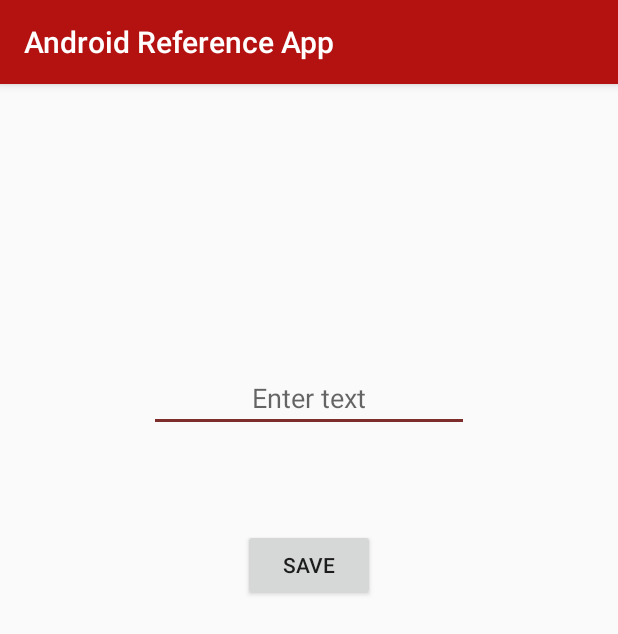
After one commit to mazleo/AndroidReferenceApp, an Android app: the SharedPreferenceActivity screen opened directly, with no data from a screen before it, on a phone screen of 412 x 824 dp. The commit adds this screen. Shown: the top 634 px of the screen. Run offline under Robolectric (Android 15) with nearby library versions, the phone set to English and light mode, and no system bars.

Commit message:
Add reference

```diff
--- a/app/src/main/AndroidManifest.xml
+++ b/app/src/main/AndroidManifest.xml
@@ -44,7 +44,9 @@
         <activity android:name=".ReturnDataActivity" />
         <activity android:name=".ReturnDataSecondActivity" />
         <activity android:name=".RecyclerViewActivity" />
-        <activity android:name=".MediaPlayerActivity"></activity>
+        <activity android:name=".MediaPlayerActivity" />
+        <activity android:name=".SharedPreferenceActivity" />
+        <activity android:name=".SqliteActivity"></activity>
     </application>
 
 </manifest>
--- /dev/null
+++ b/app/src/main/java/com/app/reference/android/androidreferenceapp/SharedPreferenceActivity.java
@@ -0,0 +1,57 @@
+package com.app.reference.android.androidreferenceapp;
+
+import android.content.SharedPreferences;
+import android.support.v7.app.AppCompatActivity;
+import android.os.Bundle;
+import android.util.Log;
+import android.view.View;
+import android.widget.Button;
+import android.widget.EditText;
+import android.widget.TextView;
+
+import org.w3c.dom.Text;
+
+import java.util.HashSet;
+import java.util.Set;
+
+public class SharedPreferenceActivity extends AppCompatActivity {
+
+    private EditText spEditText;
+    private Button spButton;
+    private TextView spTextView;
+    private SharedPreferences sharedPreferences;
+    private static final String SP_FILE = "spFile";
+    String[] messages;
+
+    @Override
+    protected void onCreate(Bundle savedInstanceState) {
+        super.onCreate(savedInstanceState);
+        setContentView(R.layout.activity_shared_preference);
+
+        initSetup();
+
+        sharedPreferences = getSharedPreferences(SP_FILE, 0);
+        if (sharedPreferences.contains("message")) {
+            spTextView.setText(sharedPreferences.getString("message", "Not Found"));
+        }
+
+        spButton.setOnClickListener(new View.OnClickListener() {
+            @Override
+            public void onClick(View v) {
+                if (!spEditText.getText().toString().equals("")) {
+                    sharedPreferences = getSharedPreferences(SP_FILE, 0);
+                    SharedPreferences.Editor spEditor = sharedPreferences.edit();
+
+                    spEditor.putString("message", spEditText.getText().toString());
+                    spEditor.commit();
+                }
+            }
+        });
+    }
+
+    private void initSetup() {
+        spEditText = (EditText) findViewById(R.id.spEditText);
+        spButton = (Button) findViewById(R.id.spButton);
+        spTextView = (TextView) findViewById(R.id.spTextView);
+    }
+}
--- /dev/null
+++ b/app/src/main/res/layout/activity_shared_preference.xml
@@ -0,0 +1,56 @@
+<?xml version="1.0" encoding="utf-8"?>
+<android.support.constraint.ConstraintLayout xmlns:android="http://schemas.android.com/apk/res/android"
+    xmlns:app="http://schemas.android.com/apk/res-auto"
+    xmlns:tools="http://schemas.android.com/tools"
+    android:layout_width="match_parent"
+    android:layout_height="match_parent"
+    tools:context="com.app.reference.android.androidreferenceapp.SharedPreferenceActivity">
+
+    <EditText
+        android:id="@+id/spEditText"
+        android:layout_width="wrap_content"
+        android:layout_height="wrap_content"
+        android:layout_marginBottom="8dp"
+        android:layout_marginLeft="8dp"
+        android:layout_marginRight="8dp"
+        android:layout_marginTop="8dp"
+        android:ems="10"
+        android:hint="@string/sp_edittext"
+        android:inputType="textPersonName"
+        android:textAlignment="center"
+        app:layout_constraintBottom_toTopOf="@+id/spButton"
+        app:layout_constraintLeft_toLeftOf="parent"
+        app:layout_constraintRight_toRightOf="parent"
+        app:layout_constraintTop_toTopOf="parent"
+        app:layout_constraintVertical_bias="0.76" />
+
+    <Button
+        android:id="@+id/spButton"
+        android:layout_width="wrap_content"
+        android:layout_height="wrap_content"
+        android:layout_marginBottom="8dp"
+        android:layout_marginLeft="8dp"
+        android:layout_marginRight="8dp"
+        android:layout_marginTop="8dp"
+        android:text="@string/sp_button"
+        app:layout_constraintBottom_toBottomOf="parent"
+        app:layout_constraintLeft_toLeftOf="parent"
+        app:layout_constraintRight_toRightOf="parent"
+        app:layout_constraintTop_toTopOf="parent"
+        app:layout_constraintVertical_bias="0.41000003" />
+
+    <TextView
+        android:id="@+id/spTextView"
+        android:layout_width="wrap_content"
+        android:layout_height="wrap_content"
+        android:layout_marginBottom="8dp"
+        android:layout_marginLeft="8dp"
+        android:layout_marginRight="8dp"
+        android:layout_marginTop="8dp"
+        android:textSize="18sp"
+        app:layout_constraintBottom_toBottomOf="parent"
+        app:layout_constraintLeft_toLeftOf="parent"
+        app:layout_constraintRight_toRightOf="parent"
+        app:layout_constraintTop_toBottomOf="@+id/spButton"
+        app:layout_constraintVertical_bias="0.13999999" />
+</android.support.constraint.ConstraintLayout>
--- a/app/src/main/res/values/strings.xml
+++ b/app/src/main/res/values/strings.xml
@@ -19,6 +19,8 @@
         <item>Return Data</item>
         <item>Recycler View</item>
         <item>Media Player</item>
+        <item>Shared Preference</item>
+        <item>Sqlite</item>
     </string-array>
     <string name="red_string">Red</string>
     <string name="blue_string">Blue</string>
@@ -31,4 +33,6 @@
     <string name="seekbar_title">SeekBar</string>
     <string name="seekbar_init_text">Rating: 0</string>
     <string name="play_button">Play</string>
+    <string name="sp_button">Save</string>
+    <string name="sp_edittext">Enter text</string>
 </resources>
```
Also changed, not shown: app/src/main/java/Data/DatabaseHandler.java (added, +113 -0 lines), app/src/main/java/Models/Contact.java (added, +49 -0 lines), app/src/main/java/Utils/Util.java (added, +18 -0 lines), app/src/main/java/com/app/reference/android/androidreferenceapp/MainActivity.java (+8 -0 lines), app/src/main/java/com/app/reference/android/androidreferenceapp/SqliteActivity.java (added, +35 -0 lines), app/src/main/res/layout/activity_sqlite.xml (added, +22 -0 lines).
